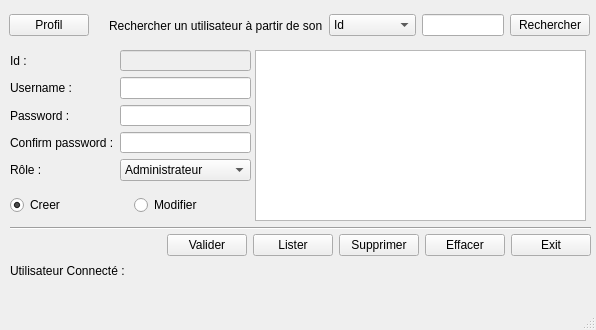
Qt form uiadministrateur.ui (chafaatoumk/gestion-notes-Qt) before a commit.
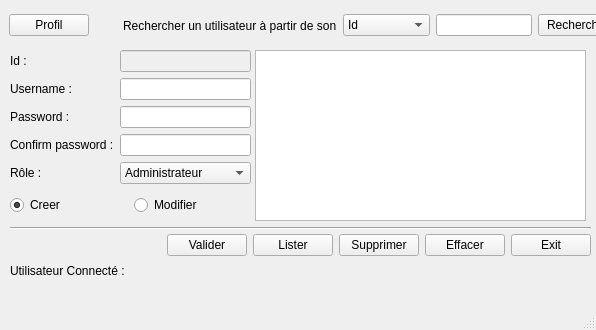
The same form after that commit.

Patch:
```diff
--- a/uiadministrateur.ui
+++ b/uiadministrateur.ui
@@ -2,6 +2,9 @@
 <ui version="4.0">
  <class>UIAdministrateur</class>
  <widget class="QMainWindow" name="UIAdministrateur">
+  <property name="enabled">
+   <bool>true</bool>
+  </property>
   <property name="geometry">
    <rect>
     <x>0</x>
@@ -32,7 +35,7 @@
       <x>10</x>
       <y>50</y>
       <width>241</width>
-      <height>131</height>
+      <height>140</height>
      </rect>
     </property>
     <layout class="QFormLayout" name="formLayout">
@@ -241,7 +244,7 @@
      <rect>
       <x>9</x>
       <y>10</y>
-      <width>581</width>
+      <width>609</width>
       <height>31</height>
      </rect>
     </property>
```
Left out of the diff: 4 changed lines with no effect on the pictures.
